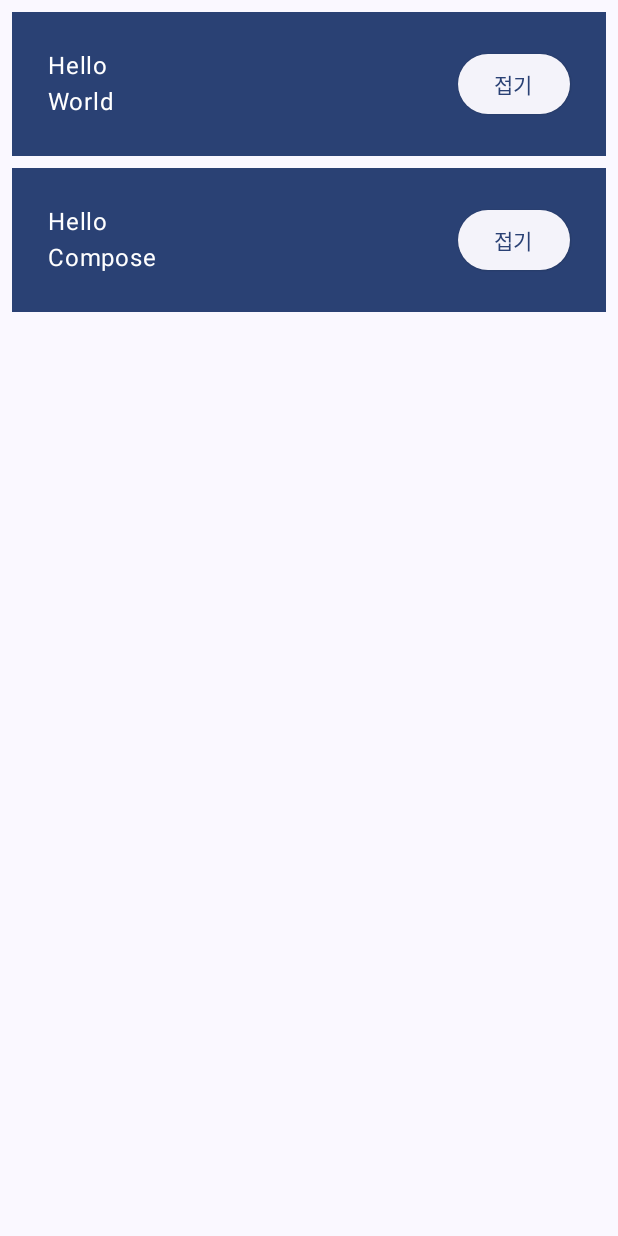
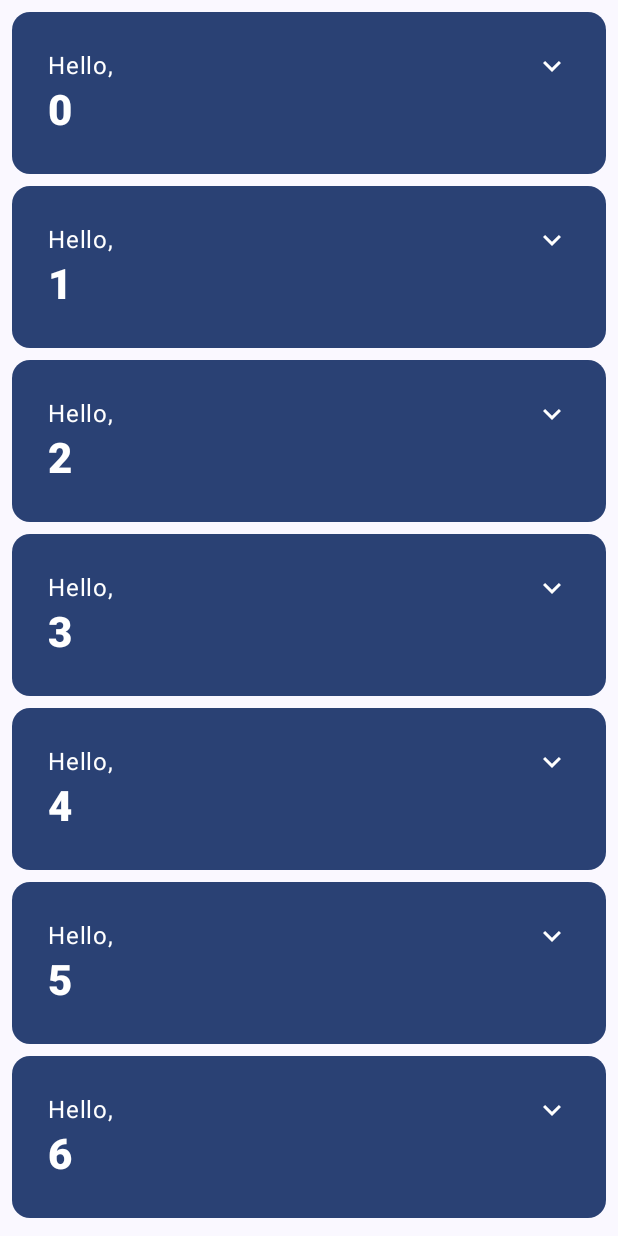
Before and after one commit to Sominhwan/android_compose_study, an Android app built with Jetpack Compose: the screen it shows after launch (MainActivity), after a tap on "Continue", on a phone screen of 412 x 824 dp. Run offline under Robolectric (Android 15) with nearby library versions, the phone set to English and light mode, and no system bars.

Commit message:
20250429 SMH [컴포즈] 공부

```diff
--- a/app/build.gradle.kts
+++ b/app/build.gradle.kts
@@ -40,7 +40,8 @@ android {
 }
 
 dependencies {
-
+    // 아이콘
+    implementation("androidx.compose.material:material-icons-extended")
     implementation(libs.androidx.core.ktx)
     implementation(libs.androidx.lifecycle.runtime.ktx)
     implementation(libs.androidx.activity.compose)
@@ -56,4 +57,5 @@ dependencies {
     androidTestImplementation(libs.androidx.ui.test.junit4)
     debugImplementation(libs.androidx.ui.tooling)
     debugImplementation(libs.androidx.ui.test.manifest)
+
 }
--- a/app/src/main/java/com/example/composetest/MainActivity.kt
+++ b/app/src/main/java/com/example/composetest/MainActivity.kt
@@ -1,31 +1,44 @@
 package com.example.composetest
 
+import android.content.res.Configuration.UI_MODE_NIGHT_YES
 import android.os.Bundle
-import android.util.Log
 import androidx.activity.ComponentActivity
 import androidx.activity.compose.setContent
 import androidx.activity.enableEdgeToEdge
+import androidx.compose.animation.animateContentSize
+import androidx.compose.animation.core.Spring
+import androidx.compose.animation.core.spring
 import androidx.compose.foundation.layout.Arrangement
 import androidx.compose.foundation.layout.Column
 import androidx.compose.foundation.layout.Row
 import androidx.compose.foundation.layout.fillMaxSize
 import androidx.compose.foundation.layout.padding
+import androidx.compose.foundation.lazy.LazyColumn
+import androidx.compose.foundation.lazy.items
+import androidx.compose.material.icons.Icons.Filled
+import androidx.compose.material.icons.filled.ExpandLess
+import androidx.compose.material.icons.filled.ExpandMore
 import androidx.compose.material3.Button
-import androidx.compose.material3.ElevatedButton
+import androidx.compose.material3.Card
+import androidx.compose.material3.CardDefaults
+import androidx.compose.material3.Icon
+import androidx.compose.material3.IconButton
 import androidx.compose.material3.MaterialTheme
 import androidx.compose.material3.Surface
 import androidx.compose.material3.Text
 import androidx.compose.runtime.Composable
 import androidx.compose.runtime.getValue
+import androidx.compose.runtime.mutableStateOf
+import androidx.compose.runtime.saveable.rememberSaveable
+import androidx.compose.runtime.setValue
+import androidx.compose.ui.Alignment
 import androidx.compose.ui.Modifier
+import androidx.compose.ui.res.stringResource
+import androidx.compose.ui.text.font.FontWeight
 import androidx.compose.ui.tooling.preview.Preview
 import androidx.compose.ui.unit.dp
-import androidx.compose.runtime.mutableStateOf
-import androidx.compose.runtime.remember
-import androidx.compose.ui.Alignment
 import com.example.composetest.ui.theme.ComposeTestTheme
-import androidx.compose.runtime.getValue    // ← 여길 추가
-import androidx.compose.runtime.setValue
+
 
 class MainActivity : ComponentActivity() {
     override fun onCreate(savedInstanceState: Bundle?) {
@@ -42,8 +55,10 @@ class MainActivity : ComponentActivity() {
 /// 버튼 관련
 @Composable
 fun MyApp(modifier: Modifier = Modifier) {
-
-    var shouldShowOnboarding by remember { mutableStateOf(true) }
+    // remember -> 상태를 기억하는데 사용
+    // var shouldShowOnboarding by remember { mutableStateOf(true) }
+    // rememberSaveable -> 상태를 기억하는데 사용, 화면 회전시에도 상태를 유지
+    var shouldShowOnboarding by rememberSaveable { mutableStateOf(true) }
 
     Surface(modifier) {
         if (shouldShowOnboarding) {
@@ -78,10 +93,10 @@ fun OnboardingScreen(
 @Composable
 private fun Greetings(
     modifier: Modifier = Modifier,
-    names: List<String> = listOf("World", "Compose")
+    names: List<String> = List(1000) { "$it" }
 ) {
-    Column(modifier = modifier.padding(vertical = 4.dp)) {
-        for (name in names) {
+    LazyColumn(modifier = modifier.padding(vertical = 4.dp)) {
+        items(items = names) { name ->
             Greeting(name = name)
         }
     }
@@ -96,36 +111,79 @@ fun OnboardingPreview() {
 }
 
 @Composable
-fun Greeting(name: String, modifier: Modifier = Modifier) {
-    val expanded = remember { mutableStateOf(false) }
-    val extraPadding = if (expanded.value) 48.dp else 0.dp
-
-    Surface(
-        color = MaterialTheme.colorScheme.primary,
+private fun Greeting(name: String, modifier: Modifier = Modifier) {
+    Card(
+        colors = CardDefaults.cardColors(
+            containerColor = MaterialTheme.colorScheme.primary
+        ),
         modifier = modifier.padding(vertical = 4.dp, horizontal = 8.dp)
     ) {
-        Row(modifier = Modifier.padding(24.dp)) {
-            Column(modifier = Modifier.weight(1f).padding(bottom = extraPadding)) {
-                Text(text = "Hello ")
-                Text(text = name)
+        CardContent(name)
+    }
+}
+
+@Composable
+private fun CardContent(name: String) {
+    var expanded by rememberSaveable { mutableStateOf(false) }
+
+    Row(
+        modifier = Modifier
+            .padding(12.dp)
+            .animateContentSize(
+                animationSpec = spring(
+                    dampingRatio = Spring.DampingRatioMediumBouncy,
+                    stiffness = Spring.StiffnessLow
+                )
+            )
+    ) {
+        Column(
+            modifier = Modifier
+                .weight(1f)
+                .padding(12.dp)
+        ) {
+            Text(text = "Hello, ")
+            Text(
+                text = name, style = MaterialTheme.typography.headlineMedium.copy(
+                    fontWeight = FontWeight.ExtraBold
+                )
+            )
+            if (expanded) {
+                Text(
+                    text = ("Composem ipsum color sit lazy, " +
+                            "padding theme elit, sed do bouncy. ").repeat(4),
+                )
             }
-            ElevatedButton(
-                onClick = { expanded.value = !expanded.value }
-            ) {
-                Text(if (expanded.value) "더보기" else "접기")
-            }
+        }
+        IconButton(onClick = { expanded = !expanded }) {
+            Icon(
+                imageVector = if (expanded) Filled.ExpandLess else Filled.ExpandMore,
+                contentDescription = if (expanded) {
+                    // String.xml 파일에 정의
+                    stringResource(R.string.show_less)
+                } else {
+                    stringResource(R.string.show_more)
+                }
+            )
         }
     }
 }
+
+@Preview(
+    showBackground = true,
+    widthDp = 320,
+    uiMode = UI_MODE_NIGHT_YES,
+    name = "GreetingPreviewDark"
+)
 
 @Preview(showBackground = true, widthDp = 320)
 @Composable
 fun GreetingPreview() {
     ComposeTestTheme {
-        MyApp()
-        /// Greeting("Android")
+        // MyApp()
+        Greetings()
     }
 }
+
 @Preview
 @Composable
 fun MyAppPreview() {
--- a/app/src/main/java/com/example/composetest/ui/theme/Color.kt
+++ b/app/src/main/java/com/example/composetest/ui/theme/Color.kt
@@ -9,3 +9,8 @@ val Pink80 = Color(0xFFEFB8C8)
 val Purple40 = Color(0xFF6650a4)
 val PurpleGrey40 = Color(0xFF625b71)
 val Pink40 = Color(0xFF7D5260)
+
+val Navy = Color(0xFF073042)
+val Blue = Color(0xFF4285F4)
+val LightBlue = Color(0xFFD7EFFE)
+val Chartreuse = Color(0xFFEFF7CF)
--- a/app/src/main/java/com/example/composetest/ui/theme/Theme.kt
+++ b/app/src/main/java/com/example/composetest/ui/theme/Theme.kt
@@ -1,6 +1,5 @@
 package com.example.composetest.ui.theme
 
-import android.app.Activity
 import android.os.Build
 import androidx.compose.foundation.isSystemInDarkTheme
 import androidx.compose.material3.MaterialTheme
@@ -9,18 +8,21 @@ import androidx.compose.material3.dynamicDarkColorScheme
 import androidx.compose.material3.dynamicLightColorScheme
 import androidx.compose.material3.lightColorScheme
 import androidx.compose.runtime.Composable
+import androidx.compose.ui.graphics.Color
 import androidx.compose.ui.platform.LocalContext
 
 private val DarkColorScheme = darkColorScheme(
-    primary = Purple80,
-    secondary = PurpleGrey80,
-    tertiary = Pink80
+    surface = Blue,
+    onSurface = Navy,
+    primary = Navy,
+    onPrimary = Chartreuse
 )
 
 private val LightColorScheme = lightColorScheme(
-    primary = Purple40,
-    secondary = PurpleGrey40,
-    tertiary = Pink40
+    surface = Blue,
+    onSurface = Color.White,
+    primary = LightBlue,
+    onPrimary = Navy
 
     /* Other default colors to override
     background = Color(0xFFFFFBFE),
--- a/app/src/main/res/values/strings.xml
+++ b/app/src/main/res/values/strings.xml
@@ -1,3 +1,5 @@
 <resources>
     <string name="app_name">ComposeTest</string>
+    <string name="show_less">접기</string>
+    <string name="show_more">더보기</string>
 </resources>
```
